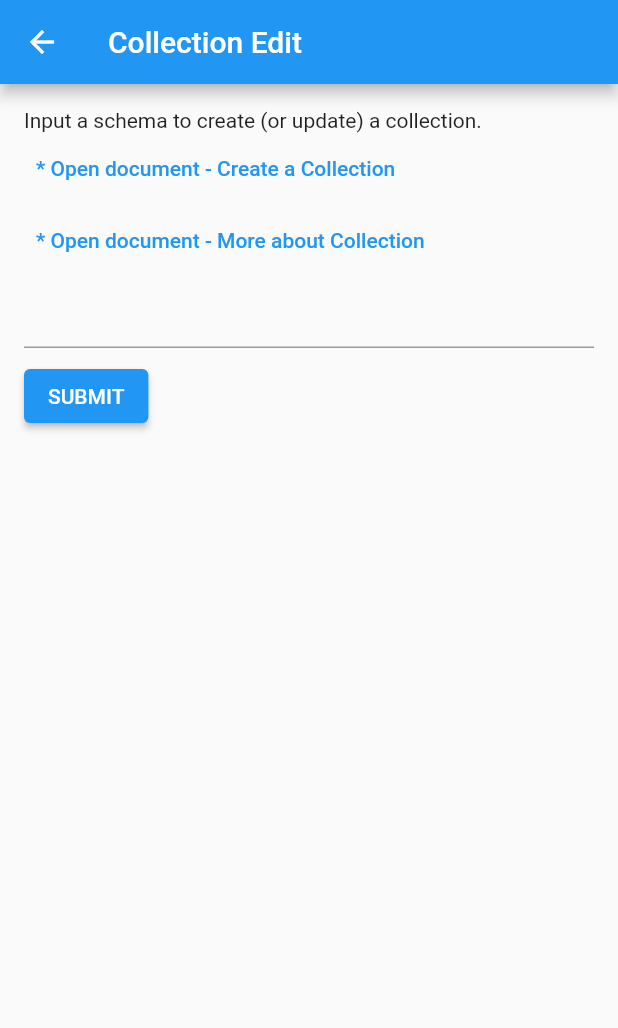
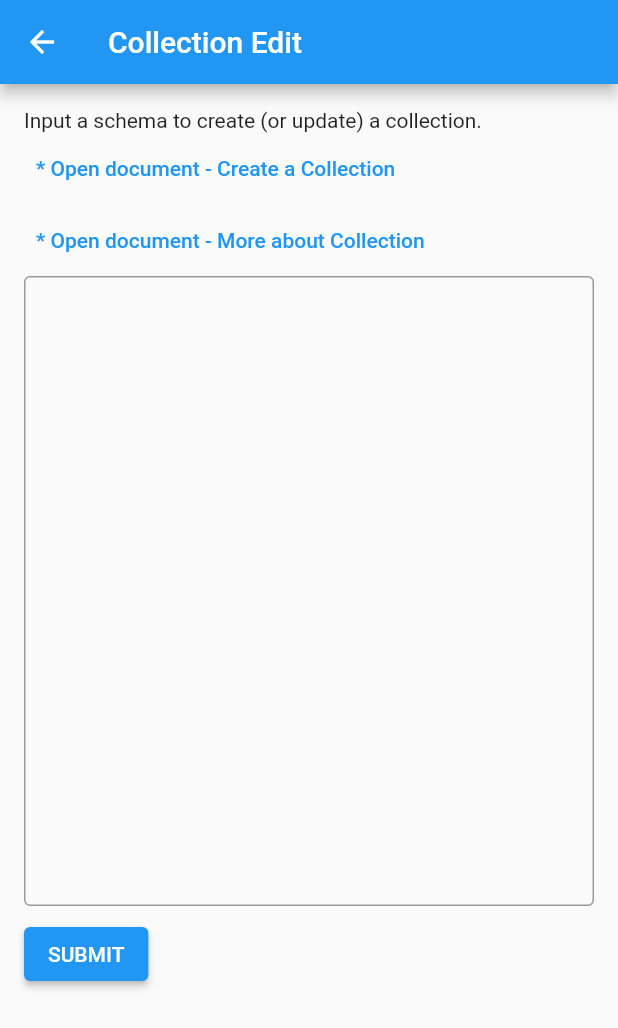
Before and after one commit to thruthesky/typesense_client, a Flutter app: the CollectionEditScreen screen opened by its route, after a tap on "SUBMIT", on a phone screen of 412 x 824 dp. Shown: the top 1028 px of the screen. Run offline on Flutter 3.47's test engine with Material 2 defaults, Android fonts, the phone set to English and light mode, and no system bars; our stand-ins replace dio, get, hive, hive_flutter; accounts and stored records are empty; network calls fail.

Commit message:
update on collection list

```diff
--- a/lib/app.controller.dart
+++ b/lib/app.controller.dart
@@ -2,13 +2,14 @@ import 'package:dio/dio.dart';
 import 'package:flutter/material.dart';
 import 'package:get/get.dart' hide Node;
 import 'package:hive/hive.dart';
+import 'package:typesense_client/collection.screen.dart';
 
 class App extends GetxController {
   static App get to => Get.find<App>();
   static App get of => Get.find<App>();
   final Dio dio = Dio();
 
-  ///
+  /// For Typesense connection informaton
   final url = TextEditingController(text: '');
   final apiKey = TextEditingController(text: '');
 
@@ -21,7 +22,7 @@ class App extends GetxController {
     apiKey.text = get('apiKey') ?? '';
   }
 
-  void loadCollections() async {
+  loadCollections() async {
     final res = await dio.get(
       '${url.text}/collections',
       options: Options(
@@ -68,4 +69,51 @@ class App extends GetxController {
     final box = Hive.box('settings');
     return box.get(key);
   }
+
+  ///
+  /// EDIT COLLECTION
+  ///
+
+  final editSchema = TextEditingController(text: '');
+  editCollection() async {
+    try {
+      final res = await dio.post(
+        '${url.text}/collections',
+        data: editSchema.text,
+        options: Options(
+          headers: {
+            "X-TYPESENSE-API-KEY": apiKey.text,
+          },
+        ),
+      );
+      debugPrint('res; $res');
+      Get.toNamed(CollectionScreen.routeName);
+    } catch (e) {
+      debugPrint(e.toString());
+
+      return null;
+    }
+  }
+
+  ///
+  /// DELETE COLLECTION
+  ///
+  deleteCollection(String name) async {
+    try {
+      final res = await dio.delete(
+        '${url.text}/collections/$name',
+        options: Options(
+          headers: {
+            "X-TYPESENSE-API-KEY": apiKey.text,
+          },
+        ),
+      );
+      debugPrint('res; $res');
+
+      await loadCollections();
+    } catch (e) {
+      debugPrint(e.toString());
+      return null;
+    }
+  }
 }
--- a/lib/collection.edit.screen.dart
+++ b/lib/collection.edit.screen.dart
@@ -1,6 +1,5 @@
 import 'package:flutter/material.dart';
 import 'package:typesense_client/app.controller.dart';
-import 'package:typesense_client/models/collections.model.dart';
 import 'package:url_launcher/url_launcher.dart';
 
 class CollectionEditScreen extends StatelessWidget {
@@ -35,13 +34,25 @@ class CollectionEditScreen extends StatelessWidget {
               TextButton(
                 onPressed: () {
                   launchUrl(
-                    Uri.parse(
-                        'https://typesense.org/docs/0.23.1/api/collections.html'),
+                    Uri.parse('https://typesense.org/docs/0.23.1/api/collections.html'),
                   );
                 },
                 child: Text('* Open document - More about Collection'),
               ),
-              CollectionForm(),
+              TextField(
+                controller: App.of.editSchema,
+                decoration: InputDecoration(
+                  border: OutlineInputBorder(),
+                ),
+                maxLines: 20,
+              ),
+              Padding(
+                padding: const EdgeInsets.only(top: 8.0),
+                child: ElevatedButton(
+                  onPressed: App.to.editCollection,
+                  child: Text('SUBMIT'),
+                ),
+              ),
             ],
           ),
         ),
@@ -49,112 +60,3 @@ class CollectionEditScreen extends StatelessWidget {
     );
   }
 }
-
-class CollectionForm extends StatefulWidget {
-  const CollectionForm({
-    Key? key,
-  }) : super(key: key);
-
-  @override
-  State<CollectionForm> createState() => _CollectionFormState();
-}
-
-class _CollectionFormState extends State<CollectionForm> {
-  TextEditingController collectionName = TextEditingController(text: '');
-  CollectionModel? col;
-
-  @override
-  void initState() {
-    super.initState();
-    loadSchema();
-  }
-
-  @override
-  Widget build(BuildContext context) {
-    return Column(
-      crossAxisAlignment: CrossAxisAlignment.start,
-      children: [
-        TextField(
-          controller: collectionName,
-        ),
-        Padding(
-          padding: const EdgeInsets.only(top: 8.0),
-          child: ElevatedButton(
-            onPressed: () => loadSchema(),
-            child: Text('SUBMIT'),
-          ),
-        ),
-        if (col != null)
-          Column(
-            crossAxisAlignment: CrossAxisAlignment.start,
-            children: [
-              ListTile(
-                leading: Text("Collection Name:"),
-                title: Text(col!.name),
-              ),
-              Divider(),
-              Text('Collection Fields'),
-              for (final field in col!.fields)
-                ExpansionTile(
-                  title: Text("${field['name']}"),
-                  children: [
-                    ListTile(
-                      leading: Text('index:'),
-                      title: Text("${field['index']}"),
-                    ),
-                    ListTile(
-                      leading: Text('type:'),
-                      title: Text("${field['type']}"),
-                    ),
-                    ListTile(
-                      leading: Text('optional:'),
-                      title: Text("${field['optional']}"),
-                    ),
-                    ListTile(
-                      leading: Text('sort:'),
-                      title: Text("${field['sort']}"),
-                    ),
-                    ListTile(
-                      leading: Text('facet:'),
-                      title: Text("${field['facet']}"),
-                    ),
-                    ListTile(
-                      leading: Text('infix:'),
-                      title: Text("${field['infix']}"),
-                    ),
-                    ListTile(
-                      leading: Text('locale:'),
-                      title: Text("${field['locale']}"),
-                    )
-                  ],
-                ),
-              Padding(
-                padding: const EdgeInsets.only(top: 8.0),
-                child: ElevatedButton(
-                  onPressed: () => saveSchema(),
-                  child: Text('Save'),
-                ),
-              ),
-            ],
-          )
-      ],
-    );
-  }
-
-  loadSchema() async {
-    if (collectionName.text.isEmpty) return;
-    final res = await App.of.getCollection(collectionName.text);
-    if (res != null) {
-      debugPrint('update');
-      col = CollectionModel.fromJson(res);
-    } else {
-      debugPrint('create');
-      col = CollectionModel.fromJson({"name": collectionName.text});
-    }
-    setState(() {});
-  }
-
-  saveSchema() {
-    print(col);
-  }
-}
--- a/lib/collection.screen.dart
+++ b/lib/collection.screen.dart
@@ -32,19 +32,28 @@ class CollectionScreen extends StatelessWidget {
                   children: [
                     Spacer(),
                     ElevatedButton(
-                      onPressed: () =>
-                          Get.toNamed(CollectionEditScreen.routeName),
+                      onPressed: () => Get.toNamed(CollectionEditScreen.routeName),
                       child: Text('Create Collection'),
                     ),
                   ],
                 ),
                 for (final col in App.of.collections)
                   ExpansionTile(
+                    key: ValueKey(col['name']),
                     title: Text(
                       col['name'],
                     ),
                     children: [
-                      Text('Field Information'),
+                      Row(
+                        children: [
+                          Text('Field Information'),
+                          Spacer(),
+                          TextButton(
+                            onPressed: () => App.to.deleteCollection(col['name']),
+                            child: Text('DELETE'),
+                          ),
+                        ],
+                      ),
                       for (final field in col['fields'])
                         ListTile(
                           title: Text("${field['name']}"),
```
